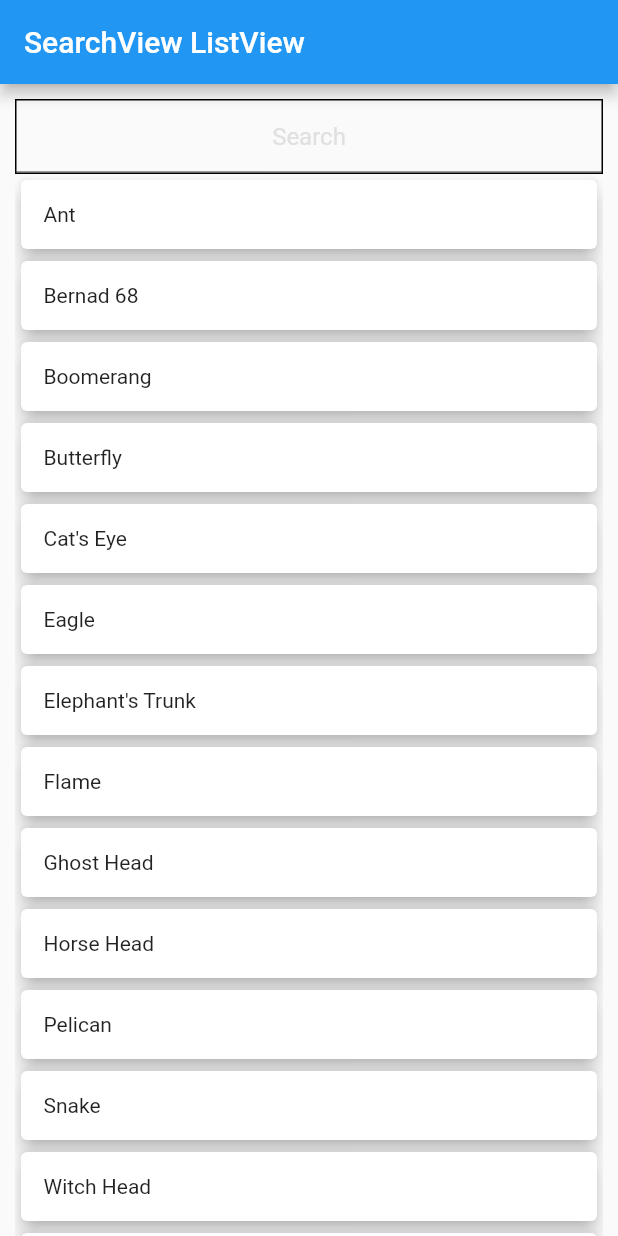
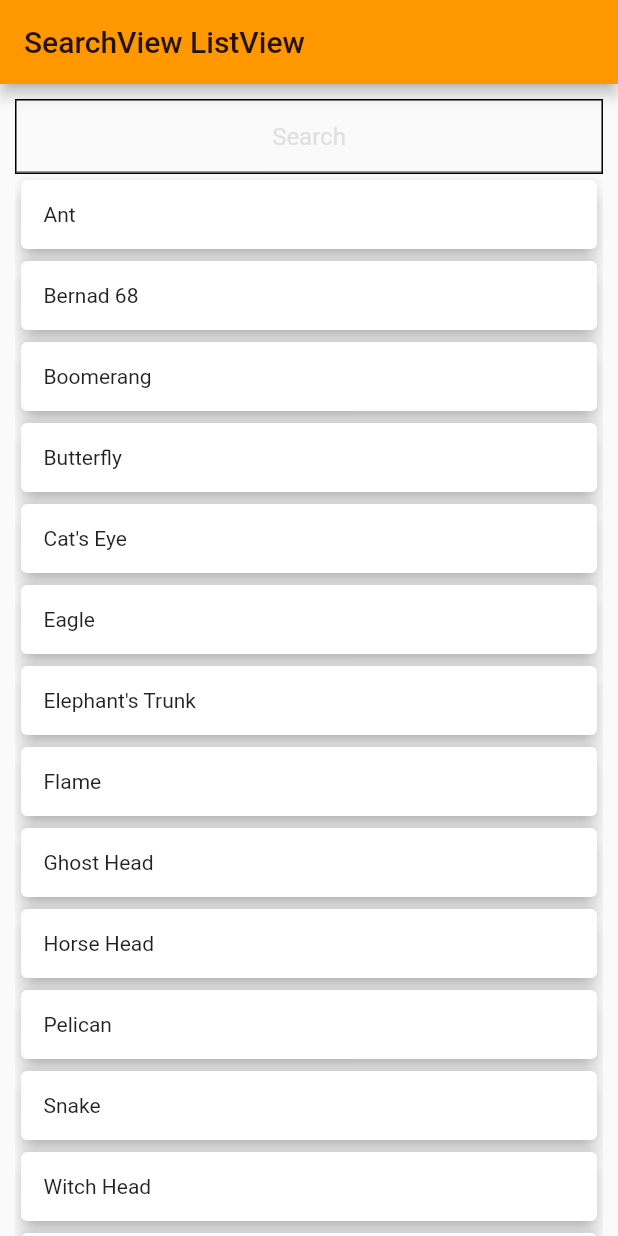
Before and after one commit to Zack-Santos/firebaseprojeto, a Flutter app: the screen it shows after launch, on a phone screen of 412 x 824 dp. Run offline on Flutter 3.47's test engine with Material 2 defaults, Android fonts, the phone set to English and light mode, and no system bars; our stand-ins replace cloud_firestore; accounts and stored records are empty.

Commit message:
faq filtrar

```diff
--- a/lib/main.dart
+++ b/lib/main.dart
@@ -5,6 +5,6 @@ import 'package:flutter/material.dart';
 
 main() {
   runApp(MaterialApp(
-    home: Faq(),
+    home: FaqEdit(),
   ));
 }
--- a/lib/telas/Faq.dart
+++ b/lib/telas/Faq.dart
@@ -1,6 +1,15 @@
 import 'package:flutter/material.dart';
 
-
+class FaqEdit extends StatelessWidget {
+  @override
+  Widget build(BuildContext context) {
+    return MaterialApp(
+      title: "ListView SearchView",
+      home: new Faq(),
+      theme: ThemeData(primaryColor: Colors.orange),
+    );
+  }
+}
 //Represents the Homepage widget
 class Faq extends StatefulWidget {
   //`createState()` will create the mutable state for this widget at
@@ -46,7 +55,7 @@ class _FaqState extends State<Faq> {
     _nebulae.sort();
   }
 
-  _HomeState() {
+  _FaqState() {
     //Register a closure to be called when the object changes.
     _searchview.addListener(() {
       if (_searchview.text.isEmpty) {
```
